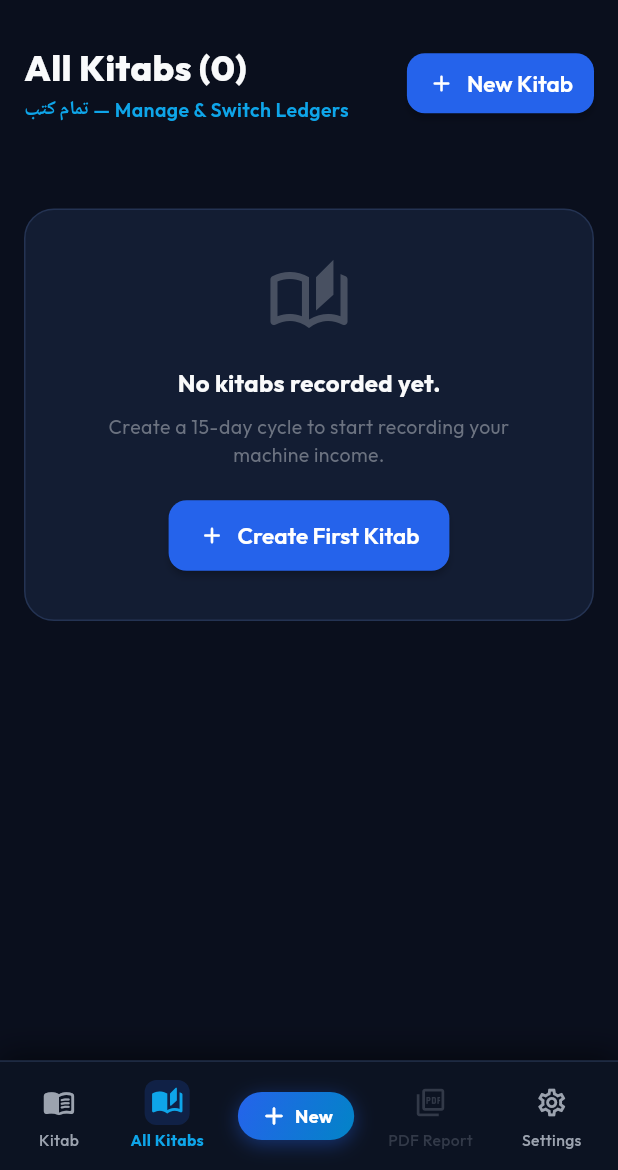
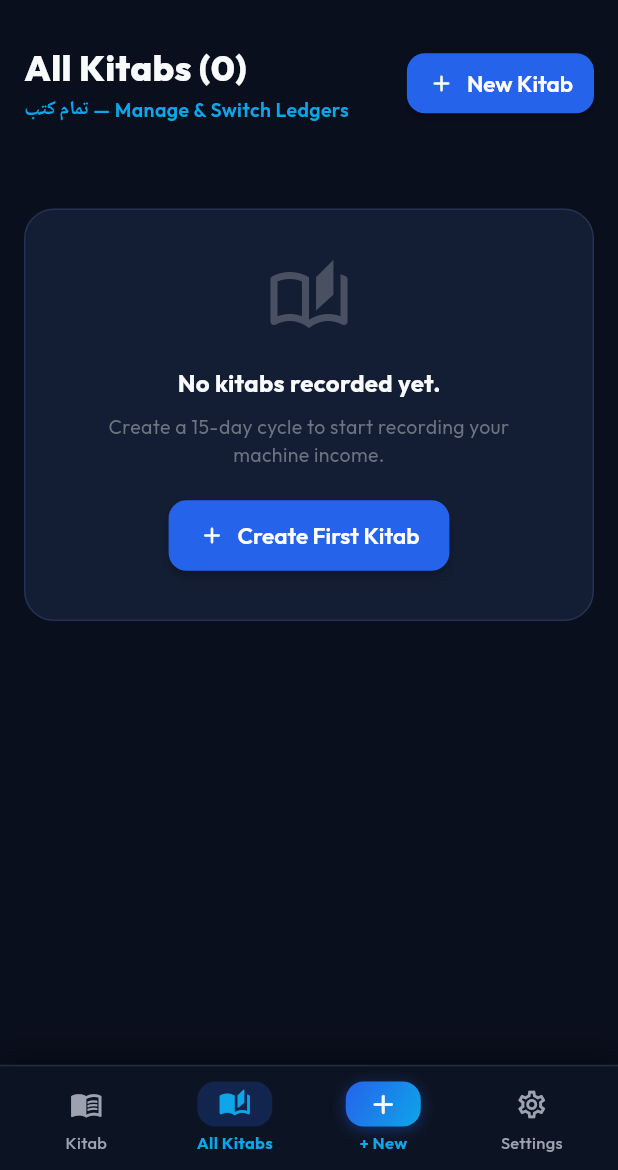
Before and after one commit to talha125-git/Machine-khisab-kitab-App, a Flutter app: the HomeScreen screen opened directly with empty values, item 2 of the bottom bar chosen, on a phone screen of 412 x 824 dp, the part 66-1236 px from its top. Run offline on Flutter 3.47's test engine with Material 3 defaults, Android fonts, the phone set to English and light mode, and no system bars; our stand-ins replace google_fonts, pdf, printing, shared_preferences; accounts and stored records are empty; network calls fail.

Commit message:
feat: add home screen, all kitabs screen, and app footer widget

```diff
--- a/lib/screens/all_kitabs_screen.dart
+++ b/lib/screens/all_kitabs_screen.dart
@@ -1,6 +1,7 @@
 import 'package:flutter/material.dart';
 import '../models/kitab.dart';
 import '../theme/app_theme.dart';
+import '../services/pdf_service.dart';
 
 class AllKitabsScreen extends StatefulWidget {
   final List<Kitab> kitabs;
@@ -318,6 +319,11 @@ class _AllKitabsScreenState extends State<AllKitabsScreen> {
                                 ),
 
                               IconButton(
+                                icon: const Icon(Icons.picture_as_pdf_outlined, size: 18, color: AppTheme.accentCyan),
+                                tooltip: 'Export PDF',
+                                onPressed: () => PdfService.generateAndShareKitabPDF(k),
+                              ),
+                              IconButton(
                                 icon: const Icon(Icons.delete_outline, size: 18, color: AppTheme.dangerRed),
                                 tooltip: 'Delete Kitab',
                                 onPressed: () => _confirmDelete(context, k),
--- a/lib/screens/home_screen.dart
+++ b/lib/screens/home_screen.dart
@@ -6,7 +6,6 @@ import '../services/auth_service.dart';
 import '../theme/app_theme.dart';
 import '../widgets/create_kitab_dialog.dart';
 import '../widgets/app_footer.dart';
-import '../services/pdf_service.dart';
 import 'kitab_detail_screen.dart';
 import 'all_kitabs_screen.dart';
 import 'settings_screen.dart';
@@ -160,16 +159,6 @@ class _HomeScreenState extends State<HomeScreen> {
       case FooterTab.newKitab:
         _showCreateModal();
         break;
-      case FooterTab.pdfReport:
-        final activeKitab = _kitabs.where((k) => k.id == _activeKitabId).firstOrNull;
-        if (activeKitab != null) {
-          PdfService.generateAndShareKitabPDF(activeKitab);
-        } else {
-          ScaffoldMessenger.of(context).showSnackBar(
-            const SnackBar(content: Text('No active kitab selected to export.')),
-          );
-        }
-        break;
       case FooterTab.settings:
         setState(() {
           _currentFooterTab = FooterTab.settings;
@@ -186,7 +175,6 @@ class _HomeScreenState extends State<HomeScreen> {
         return 'Settings';
       case FooterTab.currentKitab:
       case FooterTab.newKitab:
-      case FooterTab.pdfReport:
         return widget.user.username.isNotEmpty ? widget.user.username : 'Khisab Kitab';
     }
   }
@@ -199,7 +187,6 @@ class _HomeScreenState extends State<HomeScreen> {
         return 'ترتیبات — App Preferences & Theme';
       case FooterTab.currentKitab:
       case FooterTab.newKitab:
-      case FooterTab.pdfReport:
         return 'Machine Number Data';
     }
   }
@@ -231,7 +218,6 @@ class _HomeScreenState extends State<HomeScreen> {
         );
       case FooterTab.currentKitab:
       case FooterTab.newKitab:
-      case FooterTab.pdfReport:
         return activeKitab != null
             ? KitabDetailScreen(
                 key: ValueKey(activeKitab.id),
--- a/lib/widgets/app_footer.dart
+++ b/lib/widgets/app_footer.dart
@@ -5,7 +5,6 @@ enum FooterTab {
   currentKitab,
   allKitabs,
   newKitab,
-  pdfReport,
   settings,
 }
 
@@ -38,7 +37,7 @@ class AppFooter extends StatelessWidget {
         ),
         boxShadow: [
           BoxShadow(
-            color: Colors.black.withValues(alpha: isDark ? 0.5 : 0.06),
+            color: Colors.black.withValues(alpha: isDark ? 0.45 : 0.06),
             blurRadius: 16,
             offset: const Offset(0, -4),
           ),
@@ -49,20 +48,22 @@ class AppFooter extends StatelessWidget {
         child: Padding(
           padding: const EdgeInsets.symmetric(horizontal: 8, vertical: 6),
           child: Row(
-            mainAxisAlignment: MainAxisAlignment.spaceAround,
             children: [
               // 1. Current Kitab / Ledger
-              _buildNavItem(
+              Expanded(
+                child: _buildNavItem(
                   context: context,
                   tab: FooterTab.currentKitab,
-                icon: Icons.menu_book_rounded,
-                activeIcon: Icons.menu_book,
+                  icon: Icons.menu_book_outlined,
+                  activeIcon: Icons.menu_book_rounded,
                   label: 'Kitab',
                   isSelected: activeTab == FooterTab.currentKitab,
                 ),
+              ),
 
               // 2. All Kitabs List
-              _buildNavItem(
+              Expanded(
+                child: _buildNavItem(
                   context: context,
                   tab: FooterTab.allKitabs,
                   icon: Icons.auto_stories_outlined,
@@ -71,29 +72,27 @@ class AppFooter extends StatelessWidget {
                   badgeCount: kitabsCount,
                   isSelected: activeTab == FooterTab.allKitabs,
                 ),
-
-              // 3. Center Action: + New Kitab
-              _buildCenterNewButton(),
-
-              // 4. PDF Report
-              _buildNavItem(
-                context: context,
-                tab: FooterTab.pdfReport,
-                icon: Icons.picture_as_pdf_outlined,
-                activeIcon: Icons.picture_as_pdf_rounded,
-                label: 'PDF Report',
-                isSelected: activeTab == FooterTab.pdfReport,
-                enabled: hasActiveKitab,
               ),
 
-              // 5. Settings
-              _buildNavItem(
+              // 3. + New Kitab Quick Action
+              Expanded(
+                child: _buildNewKitabItem(
+                  context: context,
+                  isDark: isDark,
+                  onTap: () => onTabSelected(FooterTab.newKitab),
+                ),
+              ),
+
+              // 4. Settings
+              Expanded(
+                child: _buildNavItem(
                   context: context,
                   tab: FooterTab.settings,
                   icon: Icons.settings_outlined,
                   activeIcon: Icons.settings_rounded,
                   label: 'Settings',
                   isSelected: activeTab == FooterTab.settings,
+                ),
               ),
             ],
           ),
@@ -123,10 +122,10 @@ class AppFooter extends StatelessWidget {
             : (isDark ? AppTheme.textMuted : AppTheme.textDarkMuted);
 
     return InkWell(
-      borderRadius: BorderRadius.circular(12),
+      borderRadius: BorderRadius.circular(14),
       onTap: enabled ? () => onTabSelected(tab) : null,
       child: Padding(
-        padding: const EdgeInsets.symmetric(horizontal: 10, vertical: 6),
+        padding: const EdgeInsets.symmetric(vertical: 4),
         child: Column(
           mainAxisSize: MainAxisSize.min,
           children: [
@@ -135,12 +134,14 @@ class AppFooter extends StatelessWidget {
               children: [
                 AnimatedContainer(
                   duration: const Duration(milliseconds: 200),
-                  padding: const EdgeInsets.all(4),
+                  padding: const EdgeInsets.symmetric(horizontal: 14, vertical: 4),
                   decoration: BoxDecoration(
                     color: isSelected
-                        ? AppTheme.primaryBlue.withValues(alpha: 0.18)
+                        ? (isDark
+                            ? AppTheme.primaryBlue.withValues(alpha: 0.22)
+                            : AppTheme.primaryBlue.withValues(alpha: 0.12))
                         : Colors.transparent,
-                    borderRadius: BorderRadius.circular(8),
+                    borderRadius: BorderRadius.circular(12),
                   ),
                   child: Icon(
                     isSelected ? activeIcon : icon,
@@ -151,12 +152,21 @@ class AppFooter extends StatelessWidget {
                 if (badgeCount != null && badgeCount > 0)
                   Positioned(
                     top: -2,
-                    right: -6,
+                    right: 4,
                     child: Container(
-                      padding: const EdgeInsets.symmetric(horizontal: 4, vertical: 1),
+                      padding: const EdgeInsets.symmetric(horizontal: 5, vertical: 1.5),
                       decoration: BoxDecoration(
-                        color: AppTheme.primaryBlue,
-                        borderRadius: BorderRadius.circular(8),
+                        gradient: const LinearGradient(
+                          colors: [Color(0xFF3B82F6), Color(0xFF0EA5E9)],
+                        ),
+                        borderRadius: BorderRadius.circular(10),
+                        boxShadow: [
+                          BoxShadow(
+                            color: Colors.black.withValues(alpha: 0.3),
+                            blurRadius: 4,
+                            offset: const Offset(0, 2),
+                          ),
+                        ],
                       ),
                       constraints: const BoxConstraints(minWidth: 16),
                       child: Text(
@@ -164,8 +174,9 @@ class AppFooter extends StatelessWidget {
                         textAlign: TextAlign.center,
                         style: const TextStyle(
                           color: Colors.white,
-                          fontSize: 9,
+                          fontSize: 9.5,
                           fontWeight: FontWeight.bold,
+                          height: 1.1,
                         ),
                       ),
                     ),
@@ -176,10 +187,13 @@ class AppFooter extends StatelessWidget {
             Text(
               label,
               style: TextStyle(
-                fontSize: 10.5,
+                fontSize: 11,
                 fontWeight: isSelected ? FontWeight.w700 : FontWeight.w500,
                 color: color,
+                letterSpacing: 0.2,
               ),
+              maxLines: 1,
+              overflow: TextOverflow.ellipsis,
             ),
           ],
         ),
@@ -187,39 +201,53 @@ class AppFooter extends StatelessWidget {
     );
   }
 
-  Widget _buildCenterNewButton() {
+  Widget _buildNewKitabItem({
+    required BuildContext context,
+    required bool isDark,
+    required VoidCallback onTap,
+  }) {
     return InkWell(
-      borderRadius: BorderRadius.circular(20),
-      onTap: () => onTabSelected(FooterTab.newKitab),
-      child: Container(
-        padding: const EdgeInsets.symmetric(horizontal: 14, vertical: 6),
+      borderRadius: BorderRadius.circular(14),
+      onTap: onTap,
+      child: Padding(
+        padding: const EdgeInsets.symmetric(vertical: 4),
+        child: Column(
+          mainAxisSize: MainAxisSize.min,
+          children: [
+            Container(
+              padding: const EdgeInsets.symmetric(horizontal: 14, vertical: 4),
               decoration: BoxDecoration(
                 gradient: const LinearGradient(
-            colors: [Color(0xFF2563EB), Color(0xFF0284C7)],
+                  colors: [Color(0xFF2563EB), Color(0xFF0EA5E9)],
                   begin: Alignment.topLeft,
                   end: Alignment.bottomRight,
                 ),
-          borderRadius: BorderRadius.circular(16),
+                borderRadius: BorderRadius.circular(12),
                 boxShadow: [
                   BoxShadow(
-              color: AppTheme.primaryBlue.withValues(alpha: 0.4),
-              blurRadius: 10,
-              offset: const Offset(0, 3),
+                    color: const Color(0xFF2563EB).withValues(alpha: 0.4),
+                    blurRadius: 8,
+                    offset: const Offset(0, 2),
                   ),
                 ],
               ),
-        child: const Row(
-          mainAxisSize: MainAxisSize.min,
-          children: [
-            Icon(Icons.add_rounded, color: Colors.white, size: 20),
-            SizedBox(width: 4),
+              child: const Icon(
+                Icons.add_rounded,
+                color: Colors.white,
+                size: 22,
+              ),
+            ),
+            const SizedBox(height: 3),
             Text(
-              'New',
+              '+ New',
               style: TextStyle(
-                color: Colors.white,
-                fontSize: 12,
-                fontWeight: FontWeight.bold,
+                fontSize: 11,
+                fontWeight: FontWeight.w700,
+                color: isDark ? AppTheme.accentCyan : AppTheme.primaryBlue,
+                letterSpacing: 0.2,
               ),
+              maxLines: 1,
+              overflow: TextOverflow.ellipsis,
             ),
           ],
         ),
--- a/push to github cmd.txt
+++ b/push to github cmd.txt
@@ -1,3 +1,3 @@
 git add .
-git commit -m "your update message"
+git commit -m "feat: add home screen, all kitabs screen, and app footer widget"
 git push
```
Lines whose indentation alone changed are shown as unchanged.
